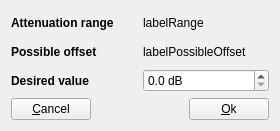
Above: sources/editor/tools/change_attenuation/toolchangeattenuation_gui.ui from davy7125/polyphone before the change. Below: the same form after it.
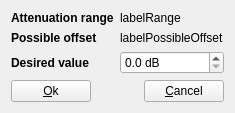
That is the form after the change.

Commit message:
Dialog buttons
Ok is left, cancel is right, default is ok

```diff
--- a/sources/editor/tools/change_attenuation/toolchangeattenuation_gui.ui
+++ b/sources/editor/tools/change_attenuation/toolchangeattenuation_gui.ui
@@ -6,8 +6,8 @@
    <rect>
     <x>0</x>
     <y>0</y>
-    <width>280</width>
-    <height>131</height>
+    <width>219</width>
+    <height>108</height>
    </rect>
   </property>
   <property name="windowTitle">
@@ -30,9 +30,9 @@
    <item row="3" column="0" colspan="2">
     <layout class="QHBoxLayout" name="horizontalLayout">
      <item>
-      <widget class="QPushButton" name="pushCancel">
+      <widget class="QPushButton" name="pushOk">
        <property name="text">
-        <string>&amp;Cancel</string>
+        <string>&amp;Ok</string>
        </property>
       </widget>
      </item>
@@ -50,9 +50,9 @@
       </spacer>
      </item>
      <item>
-      <widget class="QPushButton" name="pushOk">
+      <widget class="QPushButton" name="pushCancel">
        <property name="text">
-        <string>&amp;Ok</string>
+        <string>&amp;Cancel</string>
        </property>
       </widget>
      </item>
```
The commit also changes 22 other files.
